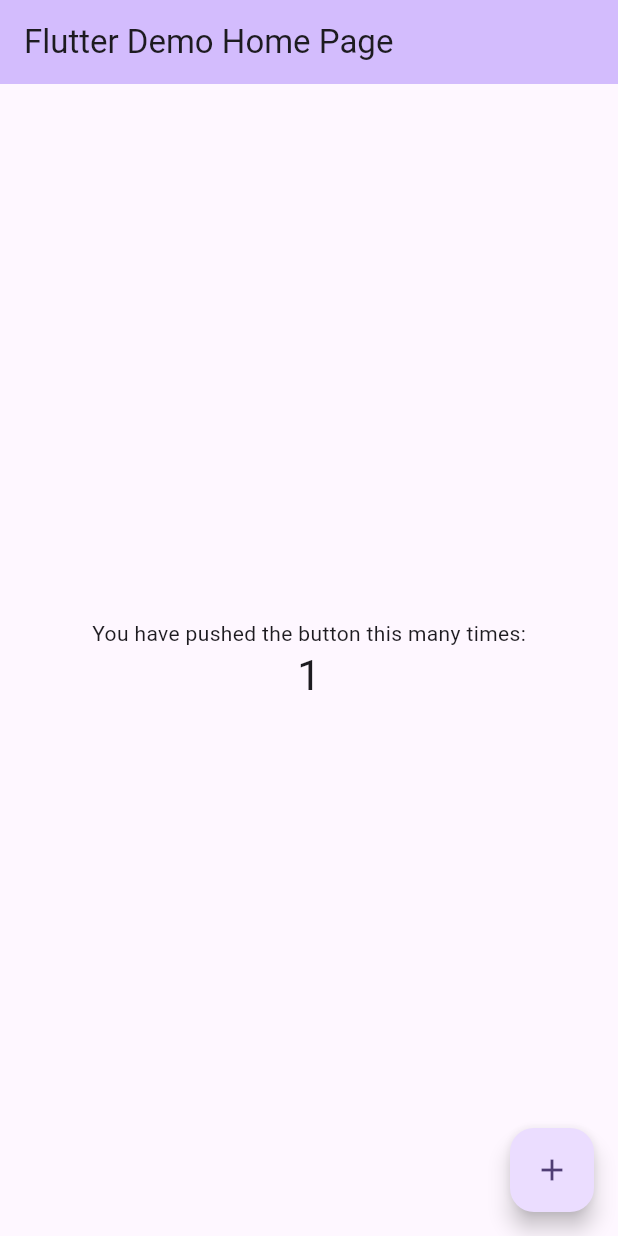
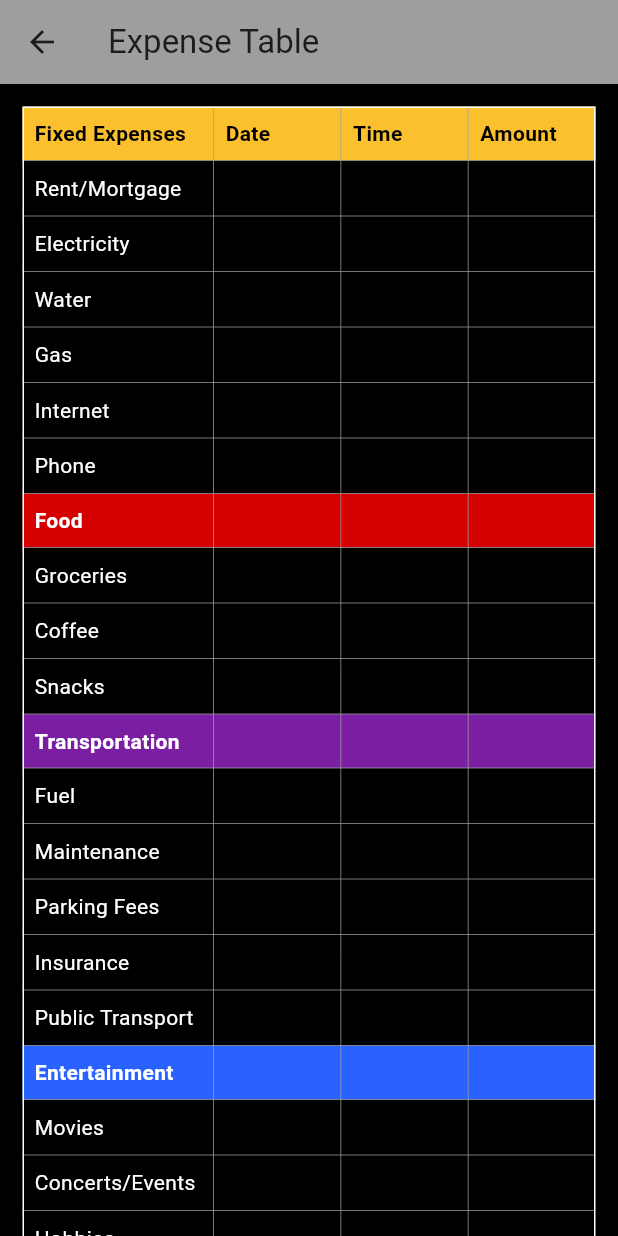
Before and after one commit to Nikitha-Pillai/ExpenseTracker-1, a Flutter app: the screen it shows after launch, after a tap on the "add" icon, on a phone screen of 412 x 824 dp. Run offline on Flutter 3.47's test engine with Material 3 defaults, Android fonts, the light colour scheme and no system bars.

Commit message:
commit page.dart

```diff
--- a/lib/main.dart
+++ b/lib/main.dart
@@ -1,4 +1,5 @@
 import 'package:flutter/material.dart';
+import 'page.dart';
 
 void main() {
   runApp(const MyApp());
@@ -116,7 +117,7 @@
         ),
       ),
       floatingActionButton: FloatingActionButton(
-        onPressed: _incrementCounter,
+        onPressed: (){Navigator.push(context, MaterialPageRoute(builder: (context)=> const MyPage()));},
         tooltip: 'Increment',
         child: const Icon(Icons.add),
       ), // This trailing comma makes auto-formatting nicer for build methods.
--- /dev/null
+++ b/lib/page.dart
@@ -0,0 +1,266 @@
+import 'package:flutter/material.dart';
+
+class MyPage extends StatelessWidget {
+  const MyPage({super.key});
+
+  @override
+  Widget build(BuildContext context) {
+    return Scaffold(
+      appBar: AppBar(
+        title: const Text('Expense Table'),
+        backgroundColor: Colors.grey,
+      ),
+      backgroundColor: Colors.black, // Set the background color to black
+      body: SingleChildScrollView(
+        child: Padding(
+          padding: const EdgeInsets.all(15.0),
+          child: Table(
+            border: TableBorder.symmetric(
+              inside: const BorderSide(color: Colors.grey, width: 0.5),
+              outside: const BorderSide(color: Colors.white, width: 1.0),
+            ),
+            columnWidths: const {
+              0: FlexColumnWidth(3),
+              1: FlexColumnWidth(2),
+              2: FlexColumnWidth(2),
+              3: FlexColumnWidth(2),
+            },
+            defaultVerticalAlignment: TableCellVerticalAlignment.middle,
+            children: [
+              // Fixed Expenses Section
+              TableRow(
+                decoration: BoxDecoration(
+                  color: Colors.yellow.shade700, // Yellow background for "Fixed Expenses"
+                ),
+                children: const [
+                  TableCell(
+                    child: Padding(
+                      padding: EdgeInsets.all(8.0),
+                      child: Text(
+                        'Fixed Expenses',
+                        style: TextStyle(
+                          fontWeight: FontWeight.bold,
+                          color: Colors.black, // Black text for contrast
+                        ),
+                      ),
+                    ),
+                  ),
+                  TableCell(
+                    child: Padding(
+                      padding: EdgeInsets.all(8.0),
+                      child: Text(
+                        'Date',
+                        style: TextStyle(
+                          fontWeight: FontWeight.bold,
+                          color: Colors.black,
+                        ),
+                      ),
+                    ),
+                  ),
+                  TableCell(
+                    child: Padding(
+                      padding: EdgeInsets.all(8.0),
+                      child: Text(
+                        'Time',
+                        style: TextStyle(
+                          fontWeight: FontWeight.bold,
+                          color: Colors.black,
+                        ),
+                      ),
+                    ),
+                  ),
+                  TableCell(
+                    child: Padding(
+                      padding: EdgeInsets.all(8.0),
+                      child: Text(
+                        'Amount',
+                        style: TextStyle(
+                          fontWeight: FontWeight.bold,
+                          color: Colors.black,
+                        ),
+                      ),
+                    ),
+                  ),
+                ],
+              ),
+              for (var item in ['Rent/Mortgage', 'Electricity', 'Water', 'Gas', 'Internet', 'Phone'])
+                TableRow(
+                  children: [
+                    TableCell(
+                      child: Padding(
+                        padding: const EdgeInsets.all(8.0),
+                        child: Text(
+                          item,
+                          style: const TextStyle(color: Colors.white), // White text for items
+                        ),
+                      ),
+                    ),
+                    for (int i = 0; i < 3; i++)
+                      const TableCell(
+                        child: Padding(
+                          padding: EdgeInsets.all(8.0),
+                          child: Text(
+                            '',
+                            style: TextStyle(color: Colors.white), // Empty white text
+                          ),
+                        ),
+                      ),
+                  ],
+                ),
+
+              // Food Section
+              TableRow(
+                decoration: BoxDecoration(
+                  color: Colors.redAccent.shade700, // Slightly brighter color
+                ),
+                children: const [
+                  TableCell(
+                    child: Padding(
+                      padding: EdgeInsets.all(8.0),
+                      child: Text(
+                        'Food',
+                        style: TextStyle(
+                          fontWeight: FontWeight.bold,
+                          color: Colors.white,
+                        ),
+                      ),
+                    ),
+                  ),
+                  TableCell(child: SizedBox.shrink()),
+                  TableCell(child: SizedBox.shrink()),
+                  TableCell(child: SizedBox.shrink()),
+                ],
+              ),
+              for (var item in ['Groceries', 'Coffee', 'Snacks'])
+                TableRow(
+                  children: [
+                    TableCell(
+                      child: Padding(
+                        padding: const EdgeInsets.all(8.0),
+                        child: Text(
+                          item,
+                          style: const TextStyle(color: Colors.white),
+                        ),
+                      ),
+                    ),
+                    for (int i = 0; i < 3; i++)
+                      const TableCell(
+                        child: Padding(
+                          padding: EdgeInsets.all(8.0),
+                          child: Text(
+                            '',
+                            style: TextStyle(color: Colors.white),
+                          ),
+                        ),
+                      ),
+                  ],
+                ),
+
+              // Transportation Section
+              TableRow(
+                decoration: BoxDecoration(
+                  color: Colors.purple.shade700,
+                ),
+                children: const [
+                  TableCell(
+                    child: Padding(
+                      padding: EdgeInsets.all(8.0),
+                      child: Text(
+                        'Transportation',
+                        style: TextStyle(
+                          fontWeight: FontWeight.bold,
+                          color: Colors.white,
+                        ),
+                      ),
+                    ),
+                  ),
+                  TableCell(child: SizedBox.shrink()),
+                  TableCell(child: SizedBox.shrink()),
+                  TableCell(child: SizedBox.shrink()),
+                ],
+              ),
+              for (var item in ['Fuel', 'Maintenance', 'Parking Fees', 'Insurance', 'Public Transport'])
+                TableRow(
+                  children: [
+                    TableCell(
+                      child: Padding(
+                        padding: const EdgeInsets.all(8.0),
+                        child: Text(
+                          item,
+                          style: const TextStyle(color: Colors.white),
+                        ),
+                      ),
+                    ),
+                    for (int i = 0; i < 3; i++)
+                      const TableCell(
+                        child: Padding(
+                          padding: EdgeInsets.all(8.0),
+                          child: Text(
+                            '',
+                            style: TextStyle(color: Colors.white),
+                          ),
+                        ),
+                      ),
+                  ],
+                ),
+
+              // Entertainment Section
+              TableRow(
+                decoration: BoxDecoration(
+                  color: Colors.blueAccent.shade700,
+                ),
+                children: const [
+                  TableCell(
+                    child: Padding(
+                      padding: EdgeInsets.all(8.0),
+                      child: Text(
+                        'Entertainment',
+                        style: TextStyle(
+                          fontWeight: FontWeight.bold,
+                          color: Colors.white,
+                        ),
+                      ),
+                    ),
+                  ),
+                  TableCell(child: SizedBox.shrink()),
+                  TableCell(child: SizedBox.shrink()),
+                  TableCell(child: SizedBox.shrink()),
+                ],
+              ),
+              for (var item in ['Movies', 'Concerts/Events', 'Hobbies', 'Restaurants', 'Parties', 'Leisure Travel'])
+                TableRow(
+                  children: [
+                    TableCell(
+                      child: Padding(
+                        padding: const EdgeInsets.all(8.0),
+                        child: Text(
+                          item,
+                          style: const TextStyle(color: Colors.white),
+                        ),
+                      ),
+                    ),
+                    for (int i = 0; i < 3; i++)
+                      const TableCell(
+                        child: Padding(
+                          padding: EdgeInsets.all(8.0),
+                          child: Text(
+                            '',
+                            style: TextStyle(color: Colors.white),
+                          ),
+                        ),
+                      ),
+                  ],
+                ),
+            ],
+          ),
+        ),
+      ),
+    );
+  }
+}
+
+void main() {
+  runApp(const MaterialApp(
+    home: MyPage(),
+  ));
+}
```
Also changed, not shown: pubspec.lock.
